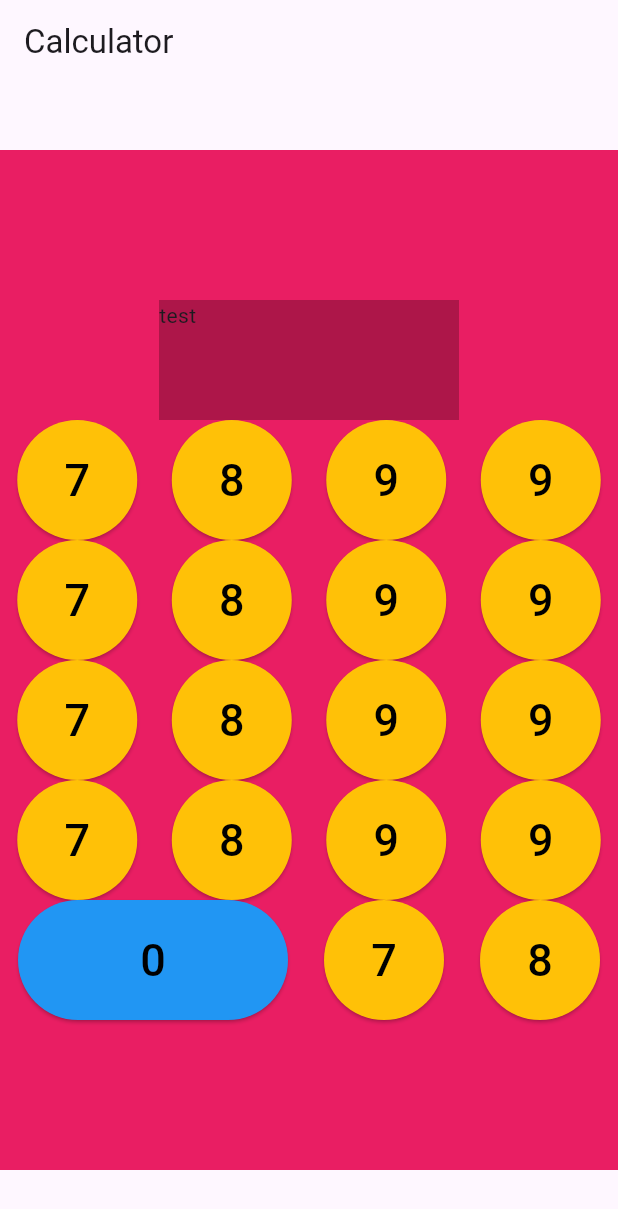
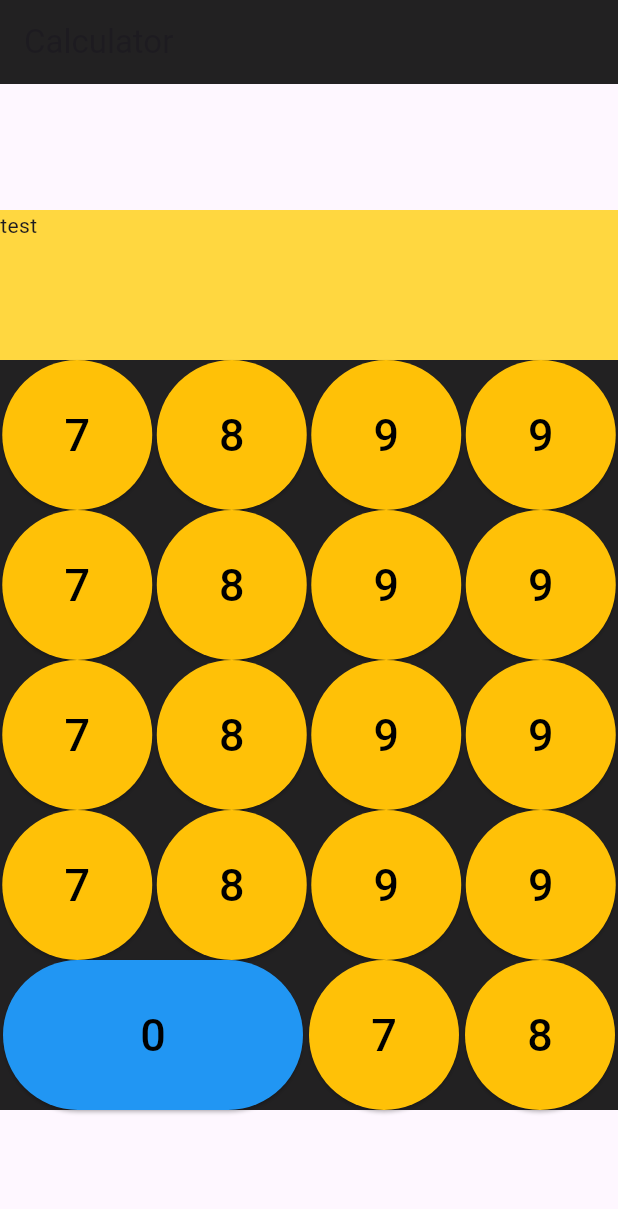
Before and after one commit to yasumasa47/calculator, a Flutter app: the screen it shows after launch, on a phone screen of 412 x 824 dp. Shown: the top 1209 px of the screen. Run offline on Flutter 3.47's test engine with Material 3 defaults, Android fonts, the phone set to English and light mode, and no system bars; our stand-ins replace flutter_riverpod.

Commit message:
2023/12/16-13:27

```diff
--- a/lib/routers/my_app.dart
+++ b/lib/routers/my_app.dart
@@ -10,6 +10,7 @@ class MyApp extends StatelessWidget {
       home: Scaffold(
         appBar: AppBar(
           title: const Text("Calculator"),
+          backgroundColor: Colors.black87,
         ),
         body: Column(
           mainAxisAlignment: MainAxisAlignment.center,
--- a/lib/widgets/calculator.dart
+++ b/lib/widgets/calculator.dart
@@ -10,11 +10,10 @@ class Calculator extends ConsumerWidget {
   @override
   Widget build(BuildContext context, WidgetRef ref) {
     return Container(
-      color: Colors.pink,
-      padding: EdgeInsets.symmetric(vertical: 100),
+      color: Colors.black87,
       child: const Center(
         child: Column(
-          mainAxisAlignment: MainAxisAlignment.spaceAround,
+          mainAxisAlignment: MainAxisAlignment.spaceEvenly,
           crossAxisAlignment: CrossAxisAlignment.center,
           children: [
             Result(text: 'test'),
--- a/lib/widgets/detail/double_buttom.dart
+++ b/lib/widgets/detail/double_buttom.dart
@@ -15,8 +15,8 @@ class DoubleButton extends StatelessWidget {
   @override
   Widget build(BuildContext context) {
     return SizedBox(
-      width: 180,
-      height: 80,
+      width: 200,
+      height: 100,
       child: ElevatedButton(
         style:ElevatedButton.styleFrom(
           backgroundColor: backColor
--- a/lib/widgets/detail/result.dart
+++ b/lib/widgets/detail/result.dart
@@ -12,9 +12,9 @@ class Result extends StatelessWidget {
   Widget build(BuildContext context) {
     return Container(
       child: Text(text),
-      height: 80,
-      width: 200,
-      color: Colors.black26,
+      height: 100,
+      width: 500,
+      color: Colors.amberAccent,
     );
   }
 }
--- a/lib/widgets/detail/single_button.dart
+++ b/lib/widgets/detail/single_button.dart
@@ -15,8 +15,8 @@ class SingleButton extends StatelessWidget {
   @override
   Widget build(BuildContext context) {
     return SizedBox(
-      width: 80,
-      height: 80,
+      width: 100,
+      height: 100,
       child: ElevatedButton(
         style:ElevatedButton.styleFrom(
           backgroundColor: backColor
```
